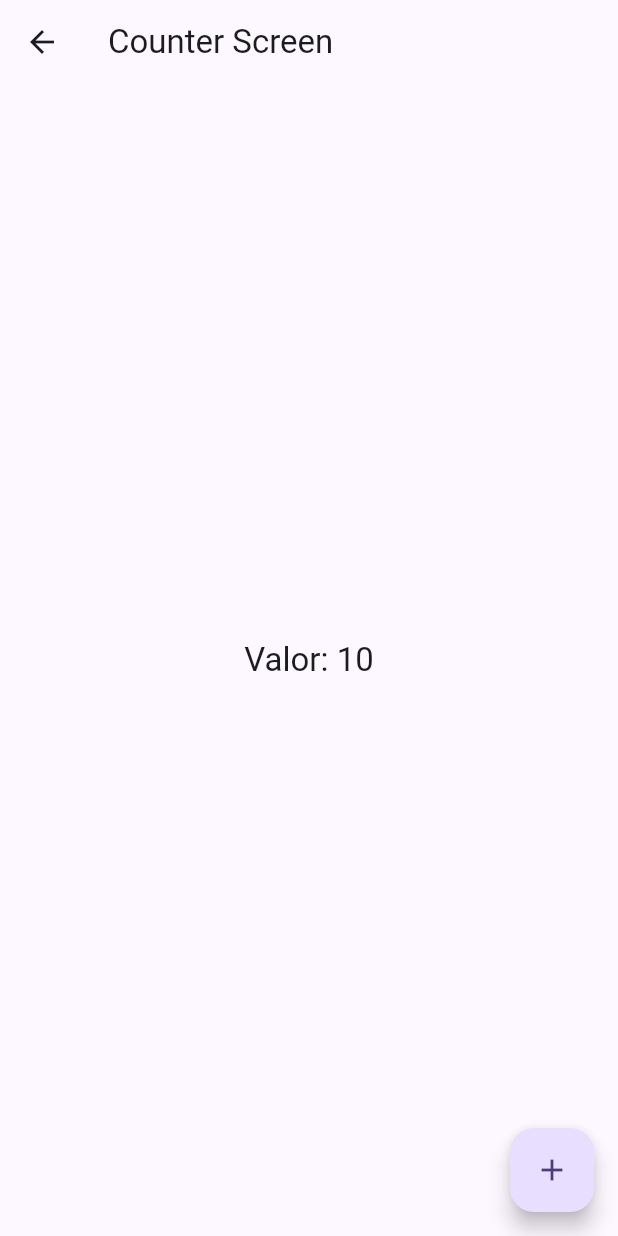
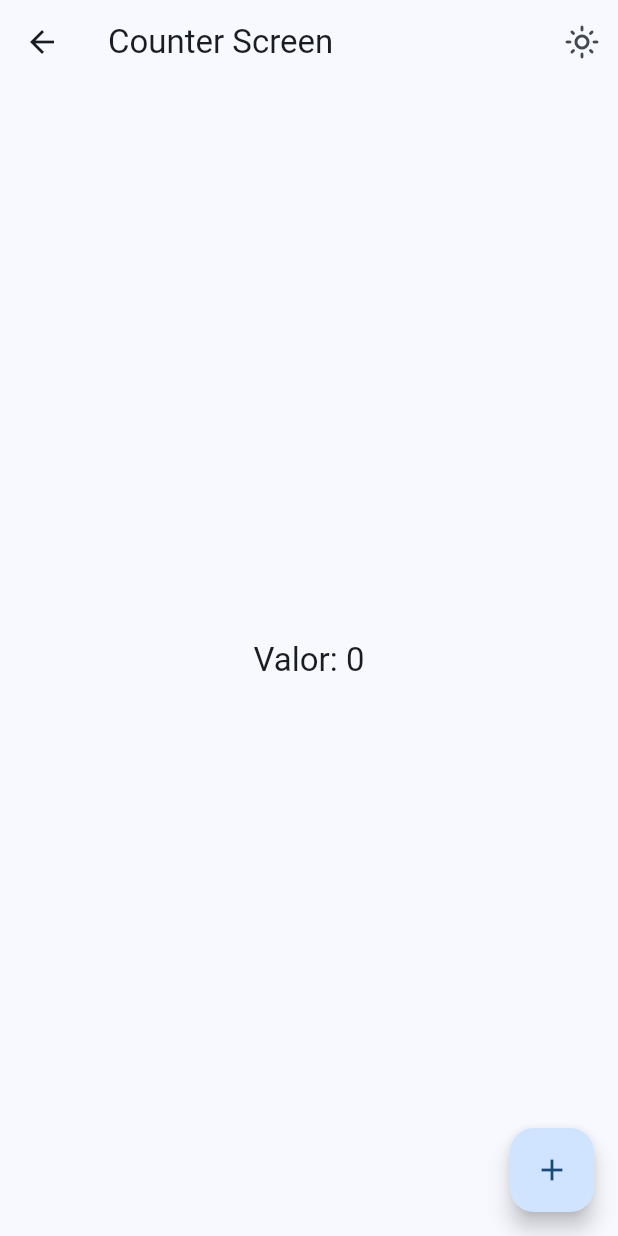
Before and after one commit to Dante-ML/widgets_app, a Flutter app: the screen it shows after launch, after a tap on "Riverpod Counter", on a phone screen of 412 x 824 dp. Run offline on Flutter 3.47's test engine with Material 2 defaults, Android fonts, the phone set to English and light mode, and no system bars; our stand-ins replace animate_do, flutter_riverpod, go_router.

Commit message:
antes de statenotifier

```diff
--- a/lib/config/menu/menu_items.dart
+++ b/lib/config/menu/menu_items.dart
@@ -81,4 +81,10 @@ const List<MenuItem> appMenuItems = [
     icon: Icons.list_alt_rounded
   ),
 
+  MenuItem(
+    tittle: 'Themes',
+    subTittle: 'Cambiar el tema de la aplicación',
+    url: '/theme_changer_screen',
+    icon: Icons.theater_comedy_outlined
+  ),
 ];
--- a/lib/config/router/app_router.dart
+++ b/lib/config/router/app_router.dart
@@ -68,5 +68,11 @@ final appRouter = GoRouter(
       name: CounterScreen.name,
       builder: (context, state) => const CounterScreen(),
     ),
+
+    GoRoute(
+      path: '/theme_changer_screen',
+      name: ThemeChangerScreen.name,
+      builder: (context, state) => const ThemeChangerScreen(),
+    ),
   ],
 );
--- a/lib/config/theme/app_theme.dart
+++ b/lib/config/theme/app_theme.dart
@@ -11,14 +11,17 @@ const List<Color> colorList = [
 
 class AppTheme {
   final int selectedColor;
+  final bool isDarkMode;
 
   AppTheme({
+    this.isDarkMode = false,
     this.selectedColor = 0
     }): assert(selectedColor >=0,'selectedColor must be > 0'),
         assert(selectedColor < colorList.length,'selectedColor must be <= ${colorList.length}');
 
   ThemeData getTheme() => ThemeData(
     useMaterial3: true,
+    brightness: isDarkMode ? Brightness.dark : Brightness.light,
     colorSchemeSeed: colorList[selectedColor],
     appBarTheme:const AppBarTheme(
       centerTitle: false,
--- a/lib/main.dart
+++ b/lib/main.dart
@@ -1,21 +1,30 @@
-import 'package:flutter/material.dart';
+import '../../presentation/screens/screens.dart';
+import 'package:flutter_riverpod/flutter_riverpod.dart';
 import 'package:widgets_app/config/router/app_router.dart';
 import 'package:widgets_app/config/theme/app_theme.dart';
 
 void main() {
-  runApp(const MainApp());
+  runApp(
+      //Provider scope es un tipo de widget que mantiene una referencia a todos los providers
+      //que usamos
+      const ProviderScope(
+        child: MainApp()
+      )
+    );
 }
 
-class MainApp extends StatelessWidget {
+class MainApp extends ConsumerWidget {
   const MainApp({super.key});
 
   @override
-  Widget build(BuildContext context) {
+  Widget build(BuildContext context, ref) {
+    bool isDarkMode = ref.watch(isDarkModeProvider);
+    int selectedColor = ref.watch(selectedIndexColorProvider);
     return MaterialApp.router(
       title: 'Flutter Widgets',
       routerConfig: appRouter,
       debugShowCheckedModeBanner: false,
-      theme: AppTheme(selectedColor: 5).getTheme(),
+      theme: AppTheme(selectedColor: selectedColor, isDarkMode: isDarkMode).getTheme(),
 
     );
   }
--- /dev/null
+++ b/lib/presentation/providers/counter_provider.dart
@@ -0,0 +1,5 @@
+import 'package:flutter_riverpod/flutter_riverpod.dart';
+
+//Un provedor de un estado, una pequeña pieza de estado de nuestra info
+//Ejemp:  cul es el estado de X clase?,  cual es valor de una variable numerica? , etc.
+final counterProvider = StateProvider((ref) => 0);
--- /dev/null
+++ b/lib/presentation/providers/theme_provider.dart
@@ -0,0 +1,20 @@
+
+import 'package:flutter_riverpod/flutter_riverpod.dart';
+import 'package:widgets_app/config/theme/app_theme.dart';
+
+final isDarkModeProvider = StateProvider((ref) => false);
+
+//Listado de colores inmutables
+final colorListProvider = Provider((ref) => colorList);
+
+//Entero
+final selectedIndexColorProvider = StateProvider<int>((ref) => 0);
+
+/*
+final isDarkModeProvider = NotifierProvider<Toggle, bool>(Toggle.new);
+
+class Toggle extends Notifier<bool>{
+  @override
+  bool build()=>false;
+  bool toggle()=>!state;
+}*/
--- a/lib/presentation/screens/counter/counter_screen.dart
+++ b/lib/presentation/screens/counter/counter_screen.dart
@@ -1,25 +1,54 @@
 import 'package:flutter/material.dart';
+import 'package:flutter_riverpod/flutter_riverpod.dart';
+import 'package:widgets_app/presentation/providers/counter_provider.dart';
+import 'package:widgets_app/presentation/providers/theme_provider.dart';
 //import 'package:go_router/go_router.dart';
 
-class CounterScreen extends StatelessWidget {
+class CounterScreen extends ConsumerWidget{
   static const name = "counter_river";
+
   const CounterScreen({super.key});
 
   @override
-  Widget build(BuildContext context) {
-
+  Widget build(BuildContext context, WidgetRef ref) {
+    //Va a estar pendiente del counter provider
+    final valor = ref.watch(counterProvider);
+    var isDarkMode = ref.watch(isDarkModeProvider);
 
     return Scaffold(
       appBar: AppBar(
-        title: const Text('Counter Screen')
+        title: const Text('Counter Screen'),
+         actions: [
+          IconButton(
+            icon: Icon(isDarkMode == true ? Icons.dark_mode_outlined :Icons.light_mode_outlined),
+            onPressed: (){
+              //OJITO AQUI
+              //Hay que llamar al provider pendejo no a la variable
+              ref.watch(isDarkModeProvider.notifier).update(
+                (isDarkMode) => !isDarkMode);
+            },
+          )
+         ],
+
       ),
-
+      //Hay varias formas de utilizar el StateProvider:
+      //Podemos extender el widget con un ConsumerWiget el cual es un builder especial de riverpod
+      //O convertir e
       body: Center(
-        child: Text("Valor: 10",style: Theme.of(context).textTheme.titleLarge,),
+        child: Text("Valor: $valor",style: Theme.of(context).textTheme.titleLarge,),
       ),
 
       floatingActionButton: FloatingActionButton(
-        onPressed: () {},
+        onPressed: () {
+          //No uses los watch en metodos!!!!
+
+          //Hay varias manera de hacer cambios en el estado, por ejemplo aqui utilizamos
+          //el notifier para acceder al estado de nuestro provider
+          ref.read(counterProvider.notifier).state++;
+
+          //La otra forma es,
+          //ref.read(counterProvider.notifier).update((state) => state++);
+        },
         child: const Icon(Icons.add),
       ),
     );
--- a/lib/presentation/screens/screens.dart
+++ b/lib/presentation/screens/screens.dart
@@ -11,3 +11,5 @@ export "package:widgets_app/presentation/screens/progress/progress_screen.dart";
 export "package:widgets_app/presentation/screens/ui_controls/ui_controls_screen.dart";
 export "package:widgets_app/presentation/screens/counter/counter_screen.dart";
 export "package:widgets_app/presentation/screens/snackbar/snackbar_screen.dart";
+export 'package:widgets_app/presentation/screens/theme/theme_changer_screen.dart';
+export 'package:widgets_app/presentation/providers/theme_provider.dart';
--- a/pubspec.yaml
+++ b/pubspec.yaml
@@ -10,6 +10,7 @@ dependencies:
   animate_do: ^3.1.2
   flutter:
     sdk: flutter
+  flutter_riverpod: ^2.4.0
   go_router: ^10.1.0
 
 dev_dependencies:
```
Also changed, not shown: lib/presentation/screens/theme/theme_changer_screen.dart (added, +58 -0 lines), pubspec.lock.
